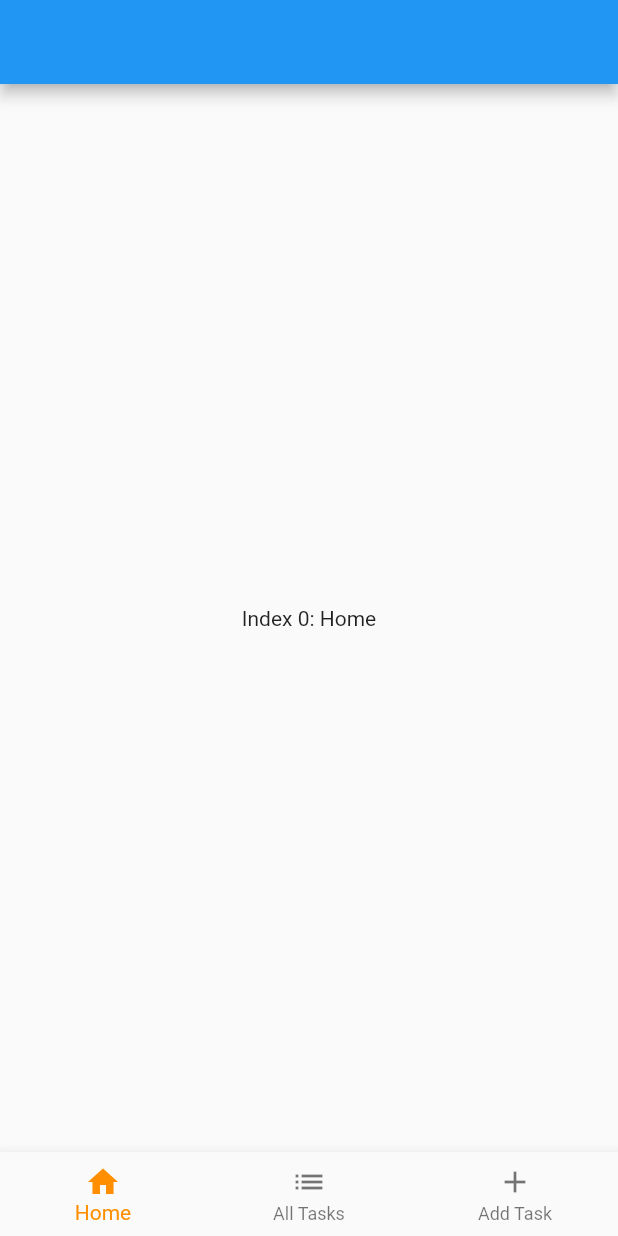
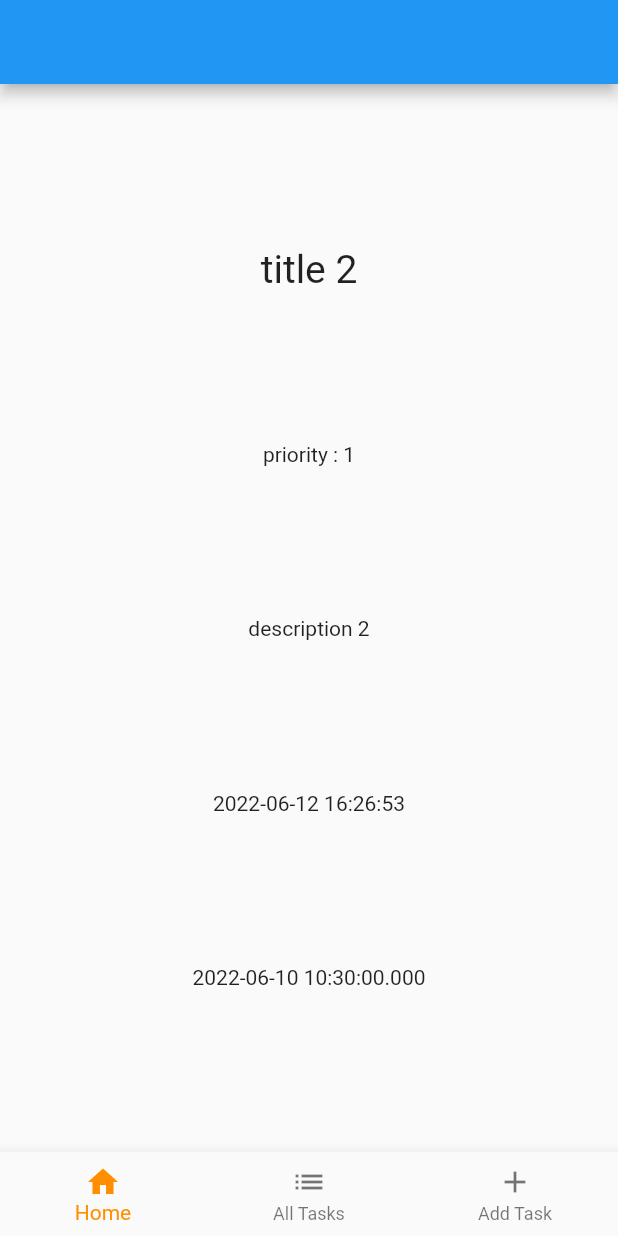
Before and after one commit to ahmedsat/TaskMan, a Flutter app: the screen it shows after launch, on a phone screen of 412 x 824 dp. Run offline on Flutter 3.47's test engine with Material 2 defaults, Android fonts, the phone set to English and light mode, and no system bars; our stand-ins replace shared_preferences.

Commit message:
curren task base

```diff
--- a/lib/pages/current_task.dart
+++ b/lib/pages/current_task.dart
@@ -1,12 +1,32 @@
 import 'package:flutter/material.dart';
+import 'package:taskman/Models/task.dart';
 
 class CurrentTask extends StatelessWidget {
-  const CurrentTask({Key? key}) : super(key: key);
+  Task task;
+  CurrentTask({Key? key, required this.task}) : super(key: key);
 
   @override
   Widget build(BuildContext context) {
-    return Container(
-      child: null,
+    return Padding(
+      padding: const EdgeInsets.all(8.0),
+      child: Column(
+        mainAxisAlignment: MainAxisAlignment.spaceEvenly,
+        children: [
+          Title(
+            color: Colors.green,
+            child: Text(
+              task.title,
+              style: const TextStyle(
+                fontSize: 26,
+              ),
+            ),
+          ),
+          Text("priority : ${task.priority}"),
+          Text(task.description),
+          Text(task.deadLine),
+          Text(task.createdAt),
+        ],
+      ),
     );
   }
 }
--- a/lib/pages/home.dart
+++ b/lib/pages/home.dart
@@ -2,6 +2,7 @@ import 'package:flutter/material.dart';
 import 'package:shared_preferences/shared_preferences.dart';
 import 'package:taskman/Models/task.dart';
 import 'package:taskman/pages/all_tasks.dart';
+import 'package:taskman/pages/current_task.dart';
 import 'package:taskman/utils/constants.dart';
 
 class Home extends StatefulWidget {
@@ -17,9 +18,8 @@ class _HomeState extends State<Home> {
   List<Task>? tasks;
 
   static final List<Widget> _widgetOptions = <Widget>[
-    const Text(
-      'Index 0: Home',
-      // style: optionStyle,
+    const Center(
+      child: null,
     ),
     AllTasks(),
     const Text(
@@ -54,6 +54,7 @@ class _HomeState extends State<Home> {
                   return Text('Error: ${snapshot.error}');
                 } else {
                   tasks = snapshot.data;
+                  _widgetOptions[0] = CurrentTask(task: tasks![0]);
                   _widgetOptions[1] = AllTasks(
                     tasks: tasks,
                   );
```
